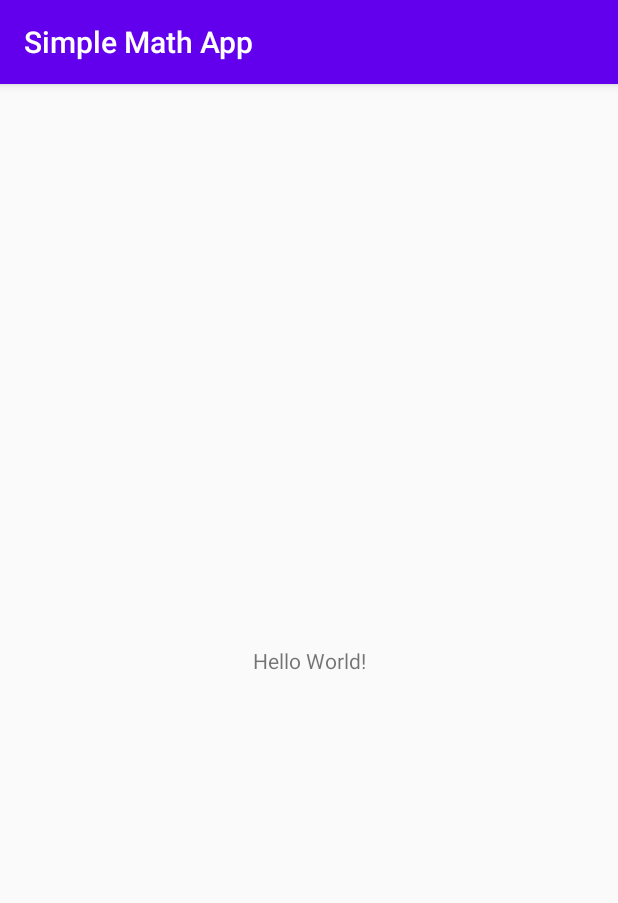
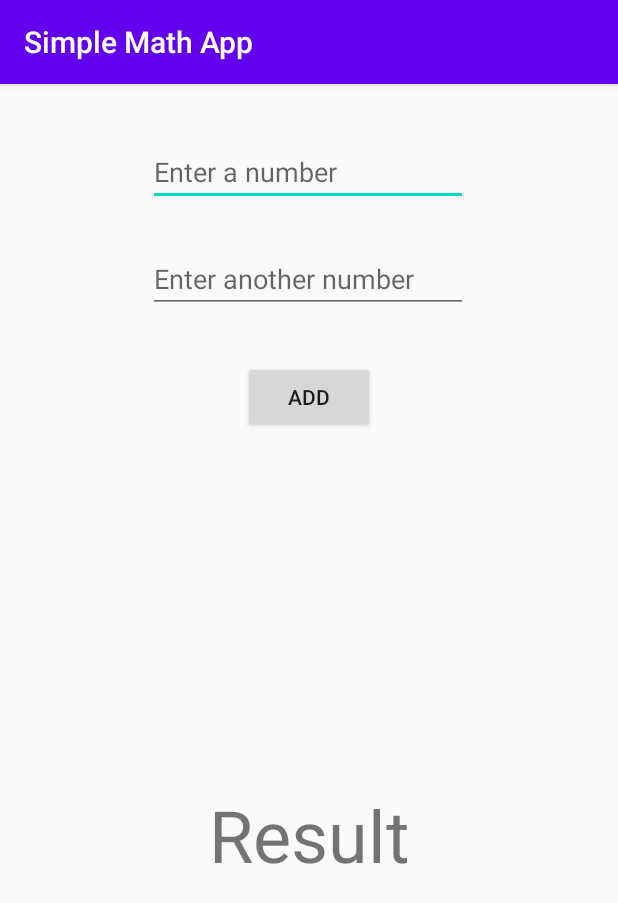
Before and after one commit to itshendson/learningCS, an Android app: the screen it shows after launch (MainActivity), on a phone screen of 412 x 824 dp. Shown: the top 903 px of the screen. Run offline under Robolectric (Android 15) with nearby library versions, the phone set to English and light mode, and no system bars.

Commit message:
finished simple math app

```diff
--- a/BasicProjects/SimpleMathApp/app/src/main/java/com/example/simplemathapp/MainActivity.java
+++ b/BasicProjects/SimpleMathApp/app/src/main/java/com/example/simplemathapp/MainActivity.java
@@ -1,8 +1,12 @@
 package com.example.simplemathapp;
 
+import android.os.Bundle;
+import android.view.View;
+import android.widget.Button;
+import android.widget.EditText;
+import android.widget.TextView;
+
 import androidx.appcompat.app.AppCompatActivity;
-
-import android.os.Bundle;
 
 public class MainActivity extends AppCompatActivity {
 
@@ -10,5 +14,22 @@ public class MainActivity extends AppCompatActivity {
     protected void onCreate(Bundle savedInstanceState) {
         super.onCreate(savedInstanceState);
         setContentView(R.layout.activity_main);
+
+        Button addButton = (Button) findViewById(R.id.addButton);
+        final EditText firstNumEditText = (EditText) findViewById(R.id.firstNumEditText);
+        final EditText secondNumEditText = (EditText) findViewById(R.id.SecondNumEditText);
+        final TextView resultTextView = (TextView) findViewById(R.id.resultTextView);
+
+        addButton.setOnClickListener(new View.OnClickListener() {
+            @Override
+            public void onClick(View v) {
+                int num1 = Integer.parseInt(firstNumEditText.getText().toString()); //Convert the text in EditText then convert it to String then convert it to integer
+                int num2 = Integer.parseInt(secondNumEditText.getText().toString());
+
+                int result = num1 + num2;
+
+                resultTextView.setText(""+result);
+            }
+        });
     }
 }
--- a/BasicProjects/SimpleMathApp/app/src/main/res/layout/activity_main.xml
+++ b/BasicProjects/SimpleMathApp/app/src/main/res/layout/activity_main.xml
@@ -6,13 +6,52 @@
     android:layout_height="match_parent"
     tools:context=".MainActivity">
 
-    <TextView
+
+    <EditText
+        android:id="@+id/firstNumEditText"
         android:layout_width="wrap_content"
         android:layout_height="wrap_content"
-        android:text="Hello World!"
-        app:layout_constraintBottom_toBottomOf="parent"
-        app:layout_constraintLeft_toLeftOf="parent"
-        app:layout_constraintRight_toRightOf="parent"
+        android:layout_marginTop="36dp"
+        android:ems="10"
+        android:hint="Enter a number"
+        android:inputType="number"
+        app:layout_constraintEnd_toEndOf="parent"
+        app:layout_constraintHorizontal_bias="0.497"
+        app:layout_constraintStart_toStartOf="parent"
         app:layout_constraintTop_toTopOf="parent" />
 
+    <EditText
+        android:id="@+id/SecondNumEditText"
+        android:layout_width="wrap_content"
+        android:layout_height="wrap_content"
+        android:ems="10"
+        android:hint="Enter another number"
+        android:inputType="number"
+        app:layout_constraintBottom_toBottomOf="parent"
+        app:layout_constraintEnd_toEndOf="parent"
+        app:layout_constraintHorizontal_bias="0.497"
+        app:layout_constraintStart_toStartOf="parent"
+        app:layout_constraintTop_toBottomOf="@+id/firstNumEditText"
+        app:layout_constraintVertical_bias="0.041" />
+
+    <Button
+        android:id="@+id/addButton"
+        android:layout_width="wrap_content"
+        android:layout_height="wrap_content"
+        android:layout_marginTop="32dp"
+        android:text="Add"
+        app:layout_constraintEnd_toEndOf="parent"
+        app:layout_constraintStart_toStartOf="parent"
+        app:layout_constraintTop_toBottomOf="@+id/SecondNumEditText" />
+
+    <TextView
+        android:id="@+id/resultTextView"
+        android:layout_width="wrap_content"
+        android:layout_height="wrap_content"
+        android:text="Result"
+        android:textSize="48sp"
+        app:layout_constraintBottom_toBottomOf="parent"
+        app:layout_constraintEnd_toEndOf="parent"
+        app:layout_constraintStart_toStartOf="parent"
+        app:layout_constraintTop_toBottomOf="@+id/addButton" />
 </androidx.constraintlayout.widget.ConstraintLayout>
```
